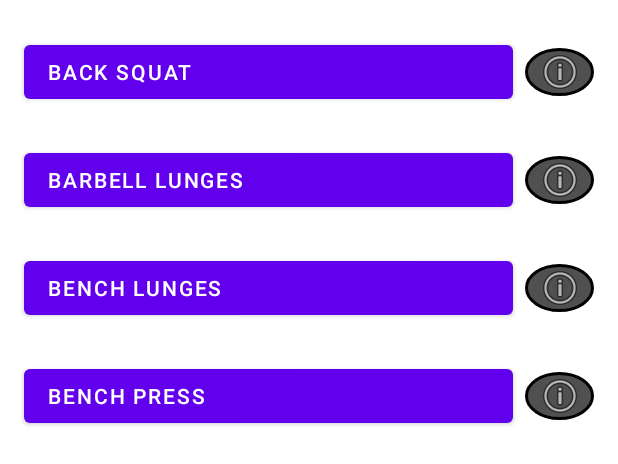
After one commit to AlexCampos98/NordBoxApp, an Android app: the layout activity_benchmarks.xml on its own in the app's theme, with its tools: preview values and no code run, on a phone screen of 412 x 824 dp. The commit adds this screen. Shown: the top 464 px of the screen. Run offline under Robolectric (Android 15) with nearby library versions, the phone set to English and light mode, and no system bars.

Commit message:
Creacion de benchmarksActivity

```diff
--- /dev/null
+++ b/app/src/main/java/com/example/nordboxapp/benchmarksActivity.java
@@ -0,0 +1,61 @@
+package com.example.nordboxapp;
+
+import androidx.appcompat.app.AppCompatActivity;
+
+import android.content.Intent;
+import android.os.Bundle;
+import android.view.Menu;
+import android.view.MenuItem;
+import android.widget.ImageView;
+
+public class benchmarksActivity extends AppCompatActivity {
+
+    @Override
+    protected void onCreate(Bundle savedInstanceState) {
+        super.onCreate(savedInstanceState);
+        setContentView(R.layout.activity_benchmarks);
+
+//        ImageView imageView2 = findViewById(R.id.imageView2);
+//        Glide.with(getApplicationContext()).load(R.drawable.back_squat).into(imageView2);
+    }
+
+    //Metodo para mostrar y ocultar el menu
+    public boolean onCreateOptionsMenu(Menu menu) {
+        getMenuInflater().inflate(R.menu.menu_overflow, menu);
+        return true;
+    }
+
+    //Metodopara asignar las funciones al menu
+    public boolean onOptionsItemSelected(MenuItem item) {
+        int id = item.getItemId();
+
+        Intent i = null;
+
+        //TODO, terminar los diferentes intent
+        switch (id) {
+            case R.id.overReservar:
+                //TODO Añadir intent de cambio a la activity calendario.
+                break;
+
+            case R.id.overContacto:
+                //TODO Añadir intent de cambio a la activity Contacto.
+                break;
+
+            case R.id.overBenchmarks:
+                i = new Intent(this, benchmarksActivity.class);
+                break;
+
+            case R.id.overPerfil:
+                //TODO Añadir intent de cambio a la activity Perfil.
+                break;
+
+            case R.id.overSalir:
+                //TODO Cerrar la sesion al Salir.
+                i = new Intent(this, login.class);
+                break;
+        }
+
+        startActivity(i);
+        return super.onOptionsItemSelected(item);
+    }
+}
--- a/app/src/main/java/com/example/nordboxapp/menuActivity.java
+++ b/app/src/main/java/com/example/nordboxapp/menuActivity.java
@@ -9,12 +9,13 @@ import android.view.MenuItem;
 import android.view.View;
 import android.widget.Button;
 import android.widget.ImageButton;
+import android.widget.ImageView;
 import android.widget.Toast;
 
-public class menuActivity extends AppCompatActivity implements View.OnClickListener{
+public class menuActivity extends AppCompatActivity implements View.OnClickListener {
 
     ImageButton btnReservar, btnContacto, btnBenchmarks;
-    Button  btnPerfil, btnSalir;
+    Button btnPerfil, btnSalir;
 
     @Override
     protected void onCreate(Bundle savedInstanceState) {
@@ -22,6 +23,7 @@ public class menuActivity extends AppCompatActivity implements View.OnClickListe
         setContentView(R.layout.activity_menu);
 
         initUI();
+
 
     }
 
@@ -36,7 +38,6 @@ public class menuActivity extends AppCompatActivity implements View.OnClickListe
         btnPerfil.setOnClickListener(this);
         btnSalir = (Button) findViewById(R.id.btnSalir);
         btnSalir.setOnClickListener(this);
-
     }
 
     //Metodo para mostrar y ocultar el menu
@@ -52,8 +53,27 @@ public class menuActivity extends AppCompatActivity implements View.OnClickListe
         Intent i = null;
 
         //TODO, terminar los diferentes intent
-        if (id == R.id.overReservar) {
+        switch (id) {
+            case R.id.overReservar:
+                //TODO Añadir intent de cambio a la activity calendario.
+                break;
 
+            case R.id.overContacto:
+                //TODO Añadir intent de cambio a la activity Contacto.
+                break;
+
+            case R.id.overBenchmarks:
+                i = new Intent(this, benchmarksActivity.class);
+                break;
+
+            case R.id.overPerfil:
+                //TODO Añadir intent de cambio a la activity Perfil.
+                break;
+
+            case R.id.overSalir:
+                //TODO Cerrar la sesion al Salir.
+                i = new Intent(this, login.class);
+                break;
         }
 
         startActivity(i);
@@ -77,7 +97,7 @@ public class menuActivity extends AppCompatActivity implements View.OnClickListe
                 break;
 
             case R.id.btnBenchmarks:
-                //TODO Añadir intent de cambio a la activity Benchmarks.
+                i = new Intent(this, benchmarksActivity.class);
                 break;
 
             case R.id.btnPerfil:
--- /dev/null
+++ b/app/src/main/res/layout/activity_benchmarks.xml
@@ -0,0 +1,139 @@
+<?xml version="1.0" encoding="utf-8"?>
+<androidx.constraintlayout.widget.ConstraintLayout xmlns:android="http://schemas.android.com/apk/res/android"
+    xmlns:app="http://schemas.android.com/apk/res-auto"
+    xmlns:tools="http://schemas.android.com/tools"
+    android:layout_width="match_parent"
+    android:layout_height="match_parent"
+    tools:context=".benchmarksActivity">
+
+    <Button
+        android:id="@+id/btnBack_Squat"
+        android:layout_width="0dp"
+        android:layout_height="wrap_content"
+        android:layout_marginStart="16dp"
+        android:layout_marginTop="24dp"
+        android:layout_marginEnd="70dp"
+        android:text="@string/btnBack_Squat"
+        android:textAlignment="textStart"
+        app:layout_constraintEnd_toEndOf="parent"
+        app:layout_constraintStart_toStartOf="parent"
+        app:layout_constraintTop_toTopOf="parent" />
+
+    <ImageButton
+        android:id="@+id/btnBack_Squat_info"
+        android:layout_width="0dp"
+        android:layout_height="0dp"
+        android:layout_marginStart="8dp"
+        android:layout_marginTop="8dp"
+        android:layout_marginEnd="16dp"
+        android:layout_marginBottom="8dp"
+        android:background="@drawable/boton_redondo"
+        android:contentDescription="@string/btnBack_Squat_info"
+        app:layout_constraintBottom_toBottomOf="@+id/btnBack_Squat"
+        app:layout_constraintEnd_toEndOf="parent"
+        app:layout_constraintStart_toEndOf="@+id/btnBack_Squat"
+        app:layout_constraintTop_toTopOf="@+id/btnBack_Squat"
+        app:srcCompat="@android:drawable/ic_menu_info_details" />
+
+    <Button
+        android:id="@+id/btnBarbell_lunges"
+        android:layout_width="0dp"
+        android:layout_height="wrap_content"
+        android:layout_marginStart="16dp"
+        android:layout_marginTop="24dp"
+        android:layout_marginEnd="70dp"
+        android:text="@string/btnBarbell_lunges"
+        android:textAlignment="textStart"
+        app:layout_constraintEnd_toEndOf="parent"
+        app:layout_constraintHorizontal_bias="1.0"
+        app:layout_constraintStart_toStartOf="parent"
+        app:layout_constraintTop_toBottomOf="@+id/btnBack_Squat" />
+
+    <ImageButton
+        android:id="@+id/btnBarbell_lunges_info"
+        android:layout_width="0dp"
+        android:layout_height="0dp"
+        android:layout_marginStart="8dp"
+        android:layout_marginTop="8dp"
+        android:layout_marginEnd="16dp"
+        android:layout_marginBottom="8dp"
+        android:background="@drawable/boton_redondo"
+        android:contentDescription="@string/btnBarbell_lunges_info"
+        app:layout_constraintBottom_toBottomOf="@+id/btnBarbell_lunges"
+        app:layout_constraintEnd_toEndOf="parent"
+        app:layout_constraintStart_toEndOf="@+id/btnBarbell_lunges"
+        app:layout_constraintTop_toTopOf="@+id/btnBarbell_lunges"
+        app:layout_constraintVertical_bias="1.0"
+        app:srcCompat="@android:drawable/ic_menu_info_details" />
+
+    <Button
+        android:id="@+id/btnBench_lunges"
+        android:layout_width="0dp"
+        android:layout_height="wrap_content"
+        android:layout_marginStart="16dp"
+        android:layout_marginTop="24dp"
+        android:layout_marginEnd="70dp"
+        android:text="@string/btnBench_lunges"
+        android:textAlignment="textStart"
+        app:layout_constraintEnd_toEndOf="parent"
+        app:layout_constraintHorizontal_bias="0.0"
+        app:layout_constraintStart_toStartOf="parent"
+        app:layout_constraintTop_toBottomOf="@+id/btnBarbell_lunges" />
+
+    <ImageButton
+        android:id="@+id/btnBench_lunges_info"
+        android:layout_width="0dp"
+        android:layout_height="0dp"
+        android:layout_marginStart="8dp"
+        android:layout_marginTop="8dp"
+        android:layout_marginEnd="16dp"
+        android:layout_marginBottom="8dp"
+        android:background="@drawable/boton_redondo"
+        android:contentDescription="@string/btnBench_lunges_info"
+        app:layout_constraintBottom_toBottomOf="@+id/btnBench_lunges"
+        app:layout_constraintEnd_toEndOf="parent"
+        app:layout_constraintStart_toEndOf="@+id/btnBench_lunges"
+        app:layout_constraintTop_toTopOf="@+id/btnBench_lunges"
+        app:srcCompat="@android:drawable/ic_menu_info_details" />
+
+    <Button
+        android:id="@+id/btnBench_Press"
+        android:layout_width="0dp"
+        android:layout_height="wrap_content"
+        android:layout_marginStart="16dp"
+        android:layout_marginTop="24dp"
+        android:layout_marginEnd="70dp"
+        android:text="@string/btnBench_Press"
+        android:textAlignment="textStart"
+        app:layout_constraintEnd_toEndOf="parent"
+        app:layout_constraintHorizontal_bias="1.0"
+        app:layout_constraintStart_toStartOf="parent"
+        app:layout_constraintTop_toBottomOf="@+id/btnBench_lunges" />
+
+    <ImageButton
+        android:id="@+id/btnBench_Press_info"
+        android:layout_width="0dp"
+        android:layout_height="0dp"
+        android:layout_marginStart="8dp"
+        android:layout_marginTop="8dp"
+        android:layout_marginEnd="16dp"
+        android:layout_marginBottom="8dp"
+        android:background="@drawable/boton_redondo"
+        android:contentDescription="@string/btnBench_Press_info"
+        app:layout_constraintBottom_toBottomOf="@+id/btnBench_Press"
+        app:layout_constraintEnd_toEndOf="parent"
+        app:layout_constraintStart_toEndOf="@+id/btnBench_Press"
+        app:layout_constraintTop_toTopOf="@+id/btnBench_Press"
+        app:srcCompat="@android:drawable/ic_menu_info_details" />
+
+    <ImageView
+        android:id="@+id/imageView2"
+        android:layout_width="wrap_content"
+        android:layout_height="wrap_content"
+        app:layout_constraintBottom_toBottomOf="parent"
+        app:layout_constraintEnd_toEndOf="parent"
+        app:layout_constraintStart_toStartOf="parent"
+        app:layout_constraintTop_toTopOf="parent"
+        android:contentDescription="TODO" />
+
+</androidx.constraintlayout.widget.ConstraintLayout>
--- a/app/src/main/res/values/strings.xml
+++ b/app/src/main/res/values/strings.xml
@@ -8,14 +8,28 @@
     <string name="btnLogin">Iniciar Sesion</string>
     <string name="imgLogin">Logotipo oficial de NordBox</string>
     <string name="tvLoginError">* Email o contraseña incorrectos</string>
+
+    <!--    Menu overflow-->
     <string name="overReservar">Reservar clases</string>
     <string name="overContacto">Contacto</string>
     <string name="overBenchmarks">Benchmarks</string>
     <string name="overPerfil">Perfil</string>
     <string name="overSalir">Salir</string>
+
+    <!--    MMenu Activity-->
     <string name="btnReservar">Reservar clases</string>
     <string name="btnContacto">Contacto</string>
     <string name="btnPerfil">Perfil</string>
     <string name="btnSalir">Salir</string>
     <string name="btnBenchmarks">Benchmarks</string>
+
+    <!--    Benchmarks-->
+    <string name="btnBack_Squat">Back Squat</string>
+    <string name="btnBack_Squat_info">Back Squat</string>
+    <string name="btnBarbell_lunges">Barbell lunges</string>
+    <string name="btnBarbell_lunges_info" translatable="false">bell_lunges_info</string>
+    <string name="btnBench_lunges">Bench lunges</string>
+    <string name="btnBench_lunges_info" translatable="false">Bench_lunges_info</string>
+    <string name="btnBench_Press">Bench Press</string>
+    <string name="btnBench_Press_info" translatable="false">Bench_Press_info</string>
 </resources>
```
Also changed, not shown: app/src/main/res/drawable/back_squat.gif (added), 2 other files.
